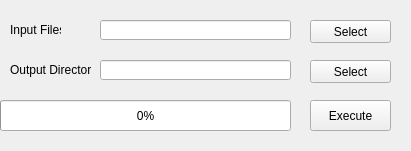
Before: the Qt Designer form camberUIDialog.ui in SamHockenberry15/CamberDiscGolfBackgroundRemovalTool, drawn with Qt 5.
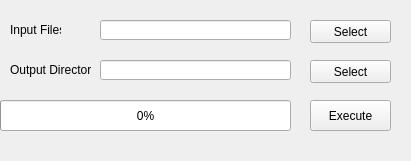
After: the same form once the commit is applied. Icons and pictures are not drawn.

Commit message: Adds start/finished label when running

Diff of the .ui file:
```diff
--- a/camberUIDialog.ui
+++ b/camberUIDialog.ui
@@ -7,7 +7,7 @@
     <x>0</x>
     <y>0</y>
     <width>411</width>
-    <height>151</height>
+    <height>161</height>
    </rect>
   </property>
   <property name="windowTitle">
@@ -131,6 +131,19 @@
      <string>Execute</string>
     </property>
    </widget>
+   <widget class="QLabel" name="mainLabel">
+    <property name="geometry">
+     <rect>
+      <x>10</x>
+      <y>140</y>
+      <width>47</width>
+      <height>13</height>
+     </rect>
+    </property>
+    <property name="text">
+     <string/>
+    </property>
+   </widget>
   </widget>
  </widget>
  <resources/>
```
The commit also changes 2 other files.
